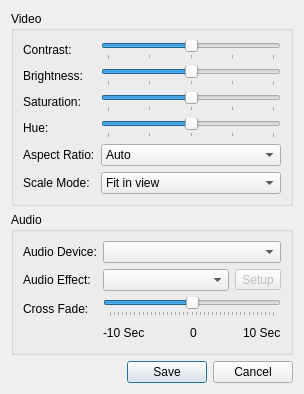
Old version of the form quarkplayer-plugins/QuickSettings/QuickSettingsWindow.ui in the repository tkrotoff/QuarkPlayer.
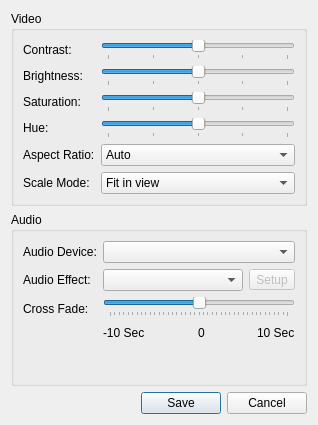
New version of the form.

Commit message: Refactor FindSubtitles & MediaController a bit Avoid some crashes inside QuickSettingsWindows Improve ShortcutsConfigWidget Add DesktopEnvironment class + other various bug fix

The edit to the form file:
```diff
--- a/quarkplayer-plugins/QuickSettings/QuickSettingsWindow.ui
+++ b/quarkplayer-plugins/QuickSettings/QuickSettingsWindow.ui
@@ -1,12 +1,12 @@
 <ui version="4.0" >
  <class>QuickSettingsWindow</class>
- <widget class="QDialog" name="QuickSettingsWindow" >
-  <property name="geometry" >
+ <widget class="QDialog" name="QuickSettingsWindow">
+  <property name="geometry">
    <rect>
     <x>0</x>
     <y>0</y>
-    <width>296</width>
-    <height>391</height>
+    <width>318</width>
+    <height>425</height>
    </rect>
   </property>
   <property name="windowTitle" >
```
Left out of the diff: 262 changed lines with no effect on the pictures. The commit also changes 25 other files.
